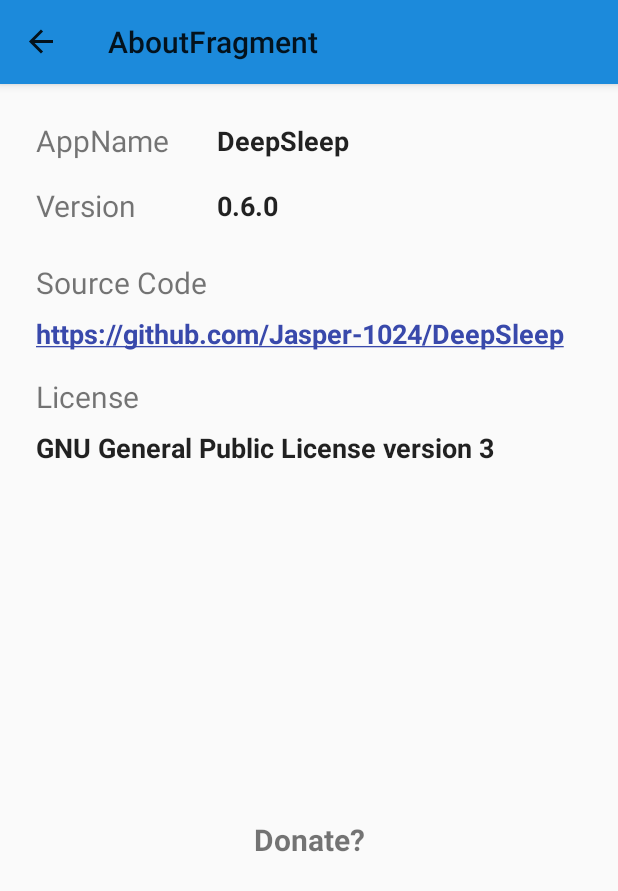
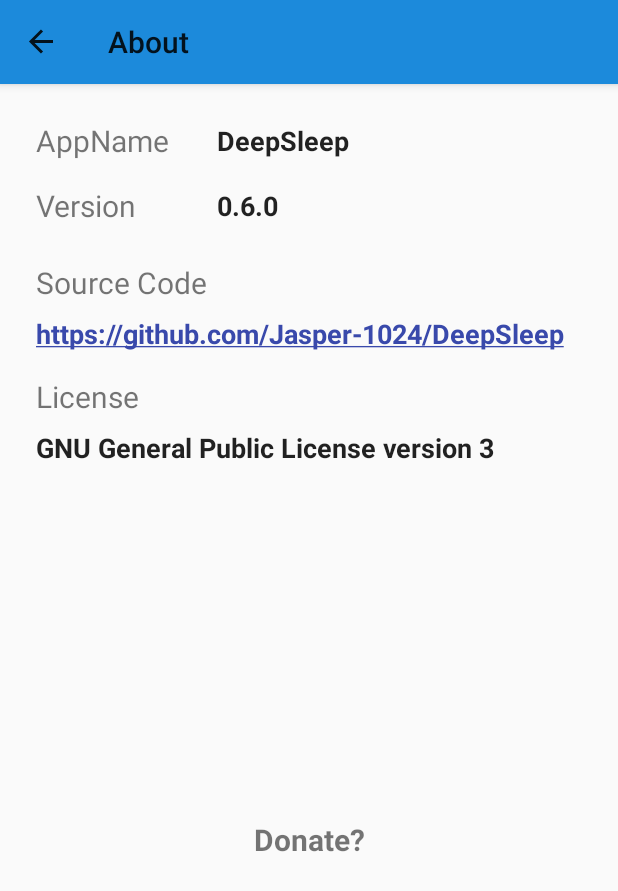
Before and after one commit to Jasper-1024/DeepSleep, an Android app: the screen it shows after launch (MainActivity), in the side drawer, after a tap on "About", on a phone screen of 412 x 824 dp. Shown: the top 891 px of the screen. Run offline under Robolectric (Android 15) with nearby library versions, the phone set to English and light mode, and no system bars; our stand-ins replace Room's generated code, data binding, navigation-ui; pictures from the network do not load; 3 statements that could not run were skipped.

Commit message:
修正一个翻译

```diff
--- a/app/src/main/res/navigation/nav_graph.xml
+++ b/app/src/main/res/navigation/nav_graph.xml
@@ -45,6 +45,6 @@
     <fragment
         android:id="@+id/aboutFragment"
         android:name="com.js.deepsleep.ui.about.AboutFragment"
-        android:label="AboutFragment" />
+        android:label="@string/about" />
 
 </navigation>
```
